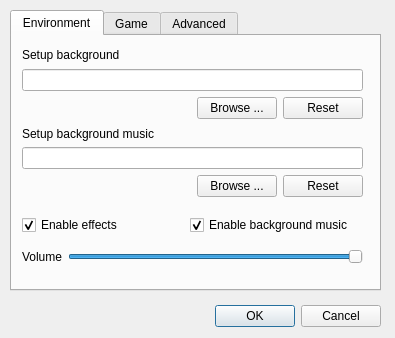
Before: the Qt Designer form src/configdialog.ui in Mogara/QSanguosha, drawn with Qt 5.
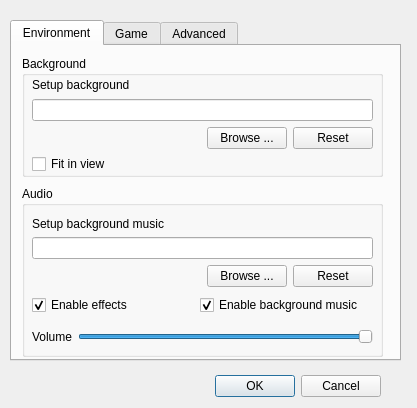
After: the same form once the commit is applied.

Patch:
```diff
--- a/src/configdialog.ui
+++ b/src/configdialog.ui
@@ -9,8 +9,8 @@
    <rect>
     <x>0</x>
     <y>0</y>
-    <width>395</width>
-    <height>338</height>
+    <width>417</width>
+    <height>408</height>
    </rect>
   </property>
   <property name="windowTitle">
@@ -20,9 +20,9 @@
    <property name="geometry">
     <rect>
      <x>10</x>
-     <y>10</y>
-     <width>371</width>
-     <height>281</height>
+     <y>20</y>
+     <width>391</width>
+     <height>341</height>
     </rect>
    </property>
    <property name="currentIndex">
@@ -32,75 +32,23 @@
     <attribute name="title">
      <string>Environment</string>
     </attribute>
-    <widget class="QWidget" name="layoutWidget">
+    <widget class="QGroupBox" name="audioGroupBox">
      <property name="geometry">
       <rect>
        <x>10</x>
-       <y>10</y>
-       <width>341</width>
-       <height>73</height>
+       <y>140</y>
+       <width>361</width>
+       <height>171</height>
       </rect>
      </property>
-     <layout class="QVBoxLayout" name="verticalLayout_2">
-      <item>
-       <layout class="QVBoxLayout" name="verticalLayout">
-        <item>
-         <widget class="QLabel" name="backgrounSetupLabel">
-          <property name="text">
-           <string>Setup background</string>
-          </property>
-          <property name="buddy">
-           <cstring>bgPathLineEdit</cstring>
-          </property>
-         </widget>
-        </item>
-        <item>
-         <widget class="QLineEdit" name="bgPathLineEdit">
-          <property name="readOnly">
-           <bool>true</bool>
-          </property>
-         </widget>
-        </item>
-       </layout>
-      </item>
-      <item>
-       <layout class="QHBoxLayout" name="horizontalLayout">
-        <item>
-         <spacer name="horizontalSpacer">
-          <property name="orientation">
-           <enum>Qt::Horizontal</enum>
-          </property>
-          <property name="sizeHint" stdset="0">
-           <size>
-            <width>40</width>
-            <height>20</height>
-           </size>
-          </property>
-         </spacer>
-        </item>
-        <item>
-         <widget class="QPushButton" name="browseBgButton">
-          <property name="text">
-           <string>Browse ...</string>
-          </property>
-         </widget>
-        </item>
-        <item>
-         <widget class="QPushButton" name="resetBgButton">
-          <property name="text">
-           <string>Reset</string>
-          </property>
-         </widget>
-        </item>
-       </layout>
-      </item>
-     </layout>
-    </widget>
+     <property name="title">
+      <string>Audio</string>
+     </property>
     <widget class="QWidget" name="layoutWidget">
      <property name="geometry">
       <rect>
        <x>10</x>
-       <y>90</y>
+        <y>30</y>
        <width>341</width>
        <height>71</height>
       </rect>
@@ -160,42 +108,7 @@
      <property name="geometry">
       <rect>
        <x>10</x>
-       <y>210</y>
-       <width>341</width>
-       <height>21</height>
-      </rect>
-     </property>
-     <layout class="QHBoxLayout" name="horizontalLayout_5">
-      <item>
-       <widget class="QLabel" name="volumeLabel">
-        <property name="text">
-         <string>Volume</string>
-        </property>
-        <property name="buddy">
-         <cstring>volumeSlider</cstring>
-        </property>
-       </widget>
-      </item>
-      <item>
-       <widget class="QSlider" name="volumeSlider">
-        <property name="maximum">
-         <number>100</number>
-        </property>
-        <property name="value">
-         <number>100</number>
-        </property>
-        <property name="orientation">
-         <enum>Qt::Horizontal</enum>
-        </property>
-       </widget>
-      </item>
-     </layout>
-    </widget>
-    <widget class="QWidget" name="layoutWidget">
-     <property name="geometry">
-      <rect>
-       <x>10</x>
-       <y>180</y>
+        <y>110</y>
        <width>331</width>
        <height>18</height>
       </rect>
@@ -223,6 +136,134 @@
       </item>
      </layout>
     </widget>
+     <widget class="QWidget" name="layoutWidget">
+      <property name="geometry">
+       <rect>
+        <x>10</x>
+        <y>140</y>
+        <width>341</width>
+        <height>21</height>
+       </rect>
+      </property>
+      <layout class="QHBoxLayout" name="horizontalLayout_5">
+       <item>
+        <widget class="QLabel" name="volumeLabel">
+         <property name="text">
+          <string>Volume</string>
+         </property>
+         <property name="buddy">
+          <cstring>volumeSlider</cstring>
+         </property>
+        </widget>
+       </item>
+       <item>
+        <widget class="QSlider" name="volumeSlider">
+         <property name="maximum">
+          <number>100</number>
+         </property>
+         <property name="value">
+          <number>100</number>
+         </property>
+         <property name="orientation">
+          <enum>Qt::Horizontal</enum>
+         </property>
+        </widget>
+       </item>
+      </layout>
+     </widget>
+    </widget>
+    <widget class="QGroupBox" name="bgGroupBox">
+     <property name="geometry">
+      <rect>
+       <x>10</x>
+       <y>10</y>
+       <width>361</width>
+       <height>121</height>
+      </rect>
+     </property>
+     <property name="title">
+      <string>Background</string>
+     </property>
+     <widget class="QWidget" name="layoutWidget">
+      <property name="geometry">
+       <rect>
+        <x>10</x>
+        <y>20</y>
+        <width>341</width>
+        <height>73</height>
+       </rect>
+      </property>
+      <layout class="QVBoxLayout" name="verticalLayout_2">
+       <item>
+        <layout class="QVBoxLayout" name="verticalLayout">
+         <item>
+          <widget class="QLabel" name="backgrounSetupLabel">
+           <property name="text">
+            <string>Setup background</string>
+           </property>
+           <property name="buddy">
+            <cstring>bgPathLineEdit</cstring>
+           </property>
+          </widget>
+         </item>
+         <item>
+          <widget class="QLineEdit" name="bgPathLineEdit">
+           <property name="readOnly">
+            <bool>true</bool>
+           </property>
+          </widget>
+         </item>
+        </layout>
+       </item>
+       <item>
+        <layout class="QHBoxLayout" name="horizontalLayout">
+         <item>
+          <spacer name="horizontalSpacer">
+           <property name="orientation">
+            <enum>Qt::Horizontal</enum>
+           </property>
+           <property name="sizeHint" stdset="0">
+            <size>
+             <width>40</width>
+             <height>20</height>
+            </size>
+           </property>
+          </spacer>
+         </item>
+         <item>
+          <widget class="QPushButton" name="browseBgButton">
+           <property name="text">
+            <string>Browse ...</string>
+           </property>
+          </widget>
+         </item>
+         <item>
+          <widget class="QPushButton" name="resetBgButton">
+           <property name="text">
+            <string>Reset</string>
+           </property>
+          </widget>
+         </item>
+        </layout>
+       </item>
+      </layout>
+     </widget>
+     <widget class="QCheckBox" name="fitInViewCheckBox">
+      <property name="geometry">
+       <rect>
+        <x>10</x>
+        <y>100</y>
+        <width>89</width>
+        <height>16</height>
+       </rect>
+      </property>
+      <property name="text">
+       <string>Fit in view</string>
+      </property>
+     </widget>
+     <zorder>fitInViewCheckBox</zorder>
+     <zorder>layoutWidget</zorder>
+    </widget>
    </widget>
    <widget class="QWidget" name="gameTab">
     <attribute name="title">
@@ -309,7 +350,7 @@
    <property name="geometry">
     <rect>
      <x>40</x>
-     <y>300</y>
+     <y>370</y>
      <width>341</width>
      <height>32</height>
     </rect>
```
Lines whose indentation alone changed are shown as unchanged.
